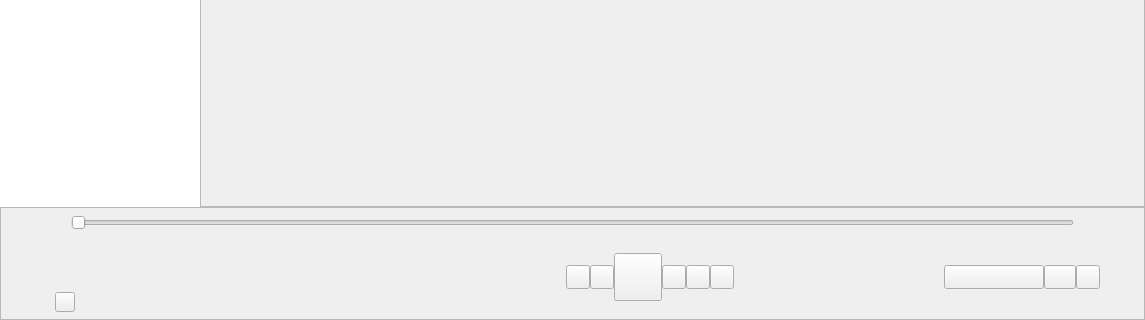
billlin0904/xamp2, file src/xamp/xamp.ui: the form before one commit; both pictures show x 0 to 1145 and y 338 to 658 of the 1145 by 658 pixel window.
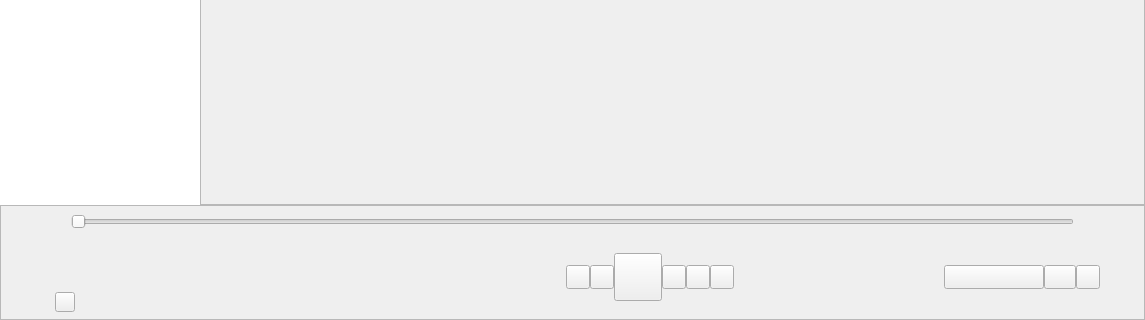
The form after the commit. Custom widgets are drawn as their Qt base class.

Diff of the .ui file:
```diff
--- a/src/xamp/xamp.ui
+++ b/src/xamp/xamp.ui
@@ -602,13 +602,13 @@
           <property name="minimumSize">
            <size>
             <width>60</width>
-            <height>16</height>
+            <height>18</height>
            </size>
           </property>
           <property name="maximumSize">
            <size>
             <width>16777215</width>
-            <height>16</height>
+            <height>18</height>
            </size>
           </property>
           <property name="text">
@@ -643,13 +643,13 @@
           <property name="minimumSize">
            <size>
             <width>60</width>
-            <height>16</height>
+            <height>18</height>
            </size>
           </property>
           <property name="maximumSize">
            <size>
             <width>16777215</width>
-            <height>16</height>
+            <height>18</height>
            </size>
           </property>
           <property name="text">
```
